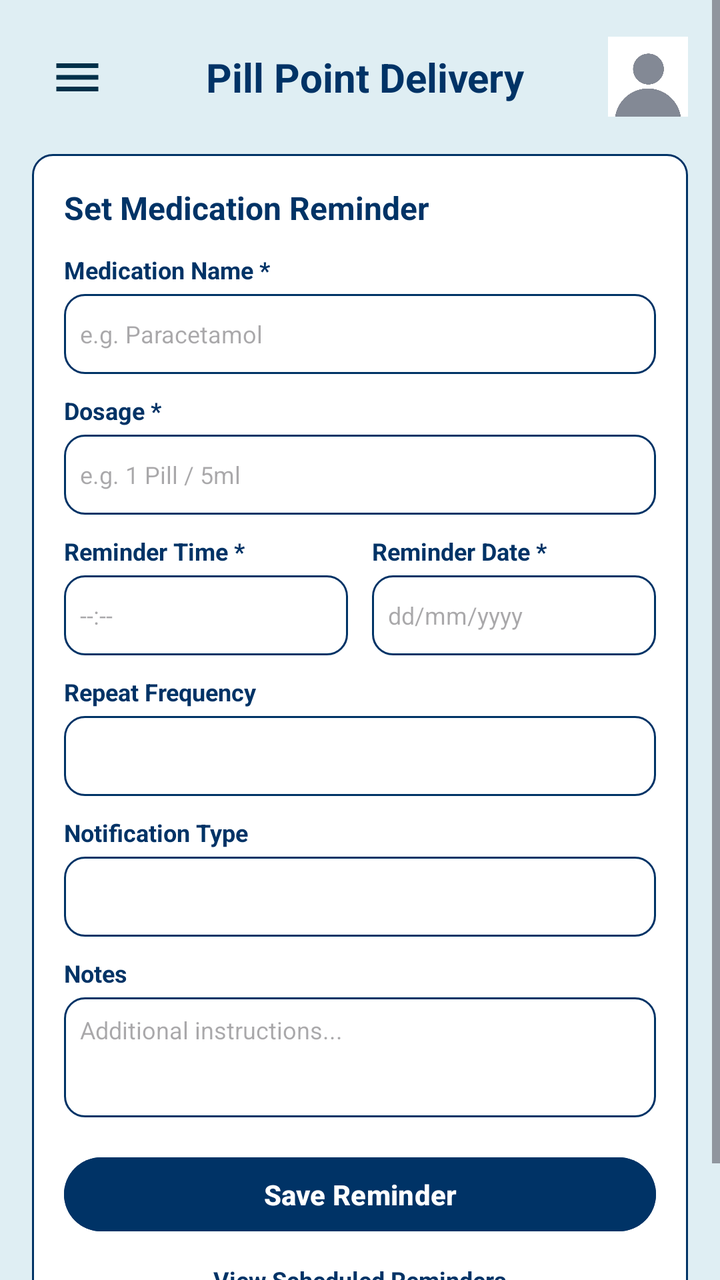
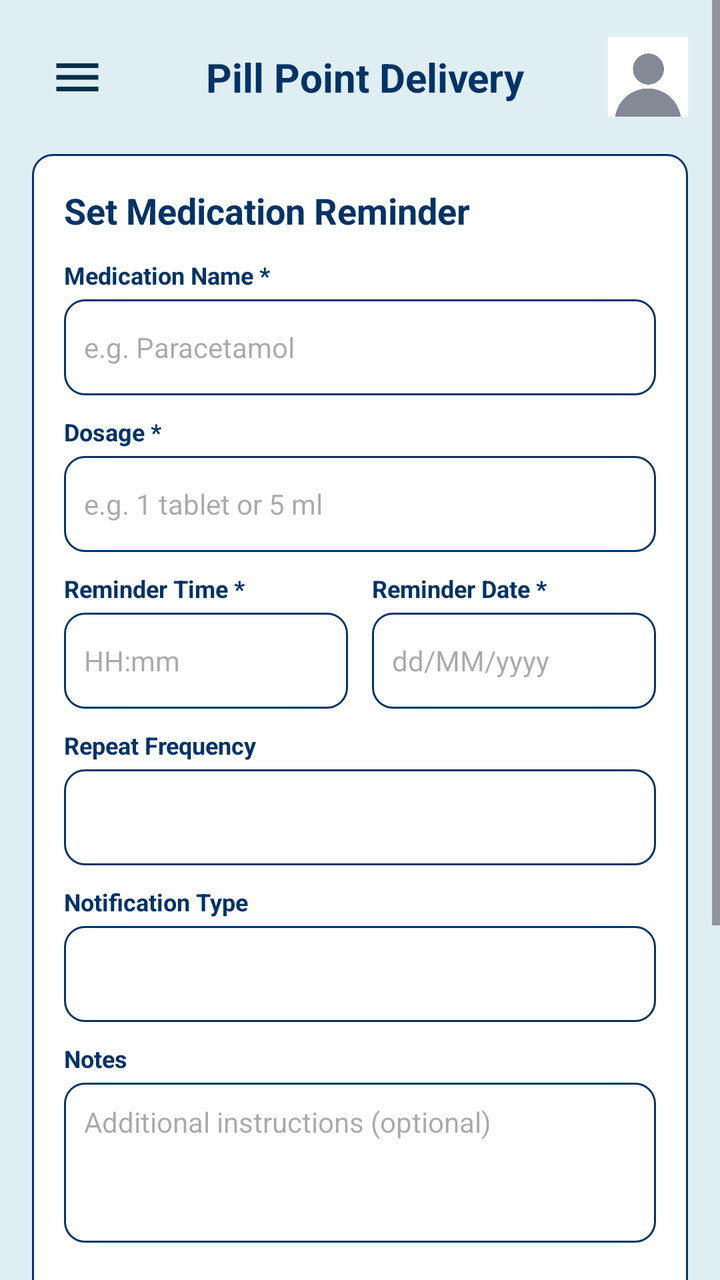

Compare the two renders of this Android layout. The source of the first and the diff that turns it into the second are given below.
<!-- AndroidManifest.xml: application theme Theme.Pillpoint -->
<!-- res/layout/activity_reminder.xml -->
<?xml version="1.0" encoding="utf-8"?>
<androidx.drawerlayout.widget.DrawerLayout
    xmlns:android="http://schemas.android.com/apk/res/android"
    xmlns:app="http://schemas.android.com/apk/res-auto"
    xmlns:tools="http://schemas.android.com/tools"
    android:id="@+id/drawerLayout"
    android:layout_width="match_parent"
    android:layout_height="match_parent"
    android:background="#DFEEF3"
    tools:context=".Reminder">

    <ScrollView
        android:layout_width="match_parent"
        android:layout_height="match_parent">

        <LinearLayout
            android:layout_width="match_parent"
            android:layout_height="wrap_content"
            android:orientation="vertical"
            android:padding="16dp">

            
            <LinearLayout
                android:layout_width="match_parent"
                android:layout_height="wrap_content"
                android:gravity="center_vertical"
                android:orientation="horizontal"
                android:layout_marginBottom="16dp">

                <ImageButton
                    android:id="@+id/btnMenu"
                    android:layout_width="45dp"
                    android:layout_height="45dp"
                    android:background="?attr/selectableItemBackgroundBorderless"
                    android:contentDescription="Menu"
                    android:src="@drawable/ic_menu" />

                <TextView
                    android:layout_width="0dp"
                    android:layout_height="wrap_content"
                    android:layout_weight="1"
                    android:gravity="center"
                    android:text="Pill Point Delivery"
                    android:textColor="@color/dark_blue"
                    android:textSize="20sp"
                    android:textStyle="bold" />

                <ImageView
                    android:id="@+id/ivProfile"
                    android:layout_width="40dp"
                    android:layout_height="40dp"
                    android:contentDescription="Profile"
                    android:src="@drawable/photo" />
            </LinearLayout>

            
            <LinearLayout
                android:layout_width="match_parent"
                android:layout_height="wrap_content"
                android:background="@drawable/edit_text_background"
                android:orientation="vertical"
                android:padding="16dp"
                android:layout_marginBottom="24dp">

                <TextView
                    android:layout_width="wrap_content"
                    android:layout_height="wrap_content"
                    android:text="Set Medication Reminder"
                    android:textColor="@color/dark_blue"
                    android:textSize="16sp"
                    android:textStyle="bold"
                    android:layout_marginBottom="12dp" />

                
                <TextView
                    android:text="Medication Name *"
                    android:textColor="@color/dark_blue"
                    android:textSize="12sp"
                    android:textStyle="bold"
                    android:layout_width="wrap_content"
                    android:layout_height="wrap_content"
                    android:layout_marginBottom="4dp"/>
                <EditText
                    android:id="@+id/etMedicationName"
                    android:layout_width="match_parent"
                    android:layout_height="40dp"
                    android:background="@drawable/edit_text_background"
                    android:hint="e.g. Paracetamol"
                    android:padding="8dp"
                    android:textSize="12sp"
                    android:layout_marginBottom="10dp"
                    android:inputType="text"/>

                
                <TextView
                    android:text="Dosage *"
                    android:textColor="@color/dark_blue"
                    android:textSize="12sp"
                    android:textStyle="bold"
                    android:layout_width="wrap_content"
                    android:layout_height="wrap_content"
                    android:layout_marginBottom="4dp"/>
                <EditText
                    android:id="@+id/etDosage"
                    android:layout_width="match_parent"
                    android:layout_height="40dp"
                    android:background="@drawable/edit_text_background"
                    android:hint="e.g. 1 Pill / 5ml"
                    android:padding="8dp"
                    android:textSize="12sp"
                    android:layout_marginBottom="10dp"
                    android:inputType="text"/>

                
                <LinearLayout
                    android:layout_width="match_parent"
                    android:layout_height="wrap_content"
                    android:orientation="horizontal"
                    android:weightSum="2"
                    android:layout_marginBottom="10dp">

                    <LinearLayout
                        android:layout_width="0dp"
                        android:layout_height="wrap_content"
                        android:layout_weight="1"
                        android:orientation="vertical"
                        android:layout_marginEnd="6dp">
                        <TextView
                            android:text="Reminder Time *"
                            android:textColor="@color/dark_blue"
                            android:textSize="12sp"
                            android:textStyle="bold"
                            android:layout_width="wrap_content"
                            android:layout_height="wrap_content"
                            android:layout_marginBottom="4dp"/>
                        <EditText
                            android:id="@+id/etReminderTime"
                            android:layout_width="match_parent"
                            android:layout_height="40dp"
                            android:background="@drawable/edit_text_background"
                            android:hint="--:--"
                            android:padding="8dp"
                            android:textSize="12sp"
                            android:inputType="time"/>
                    </LinearLayout>

                    <LinearLayout
                        android:layout_width="0dp"
                        android:layout_height="wrap_content"
                        android:layout_weight="1"
                        android:orientation="vertical"
                        android:layout_marginStart="6dp">
                        <TextView
                            android:text="Reminder Date *"
                            android:textColor="@color/dark_blue"
                            android:textSize="12sp"
                            android:textStyle="bold"
                            android:layout_width="wrap_content"
                            android:layout_height="wrap_content"
                            android:layout_marginBottom="4dp"/>
                        <EditText
                            android:id="@+id/etReminderDate"
                            android:layout_width="match_parent"
                            android:layout_height="40dp"
                            android:background="@drawable/edit_text_background"
                            android:hint="dd/mm/yyyy"
                            android:padding="8dp"
                            android:textSize="12sp"
                            android:inputType="date"/>
                    </LinearLayout>
                </LinearLayout>

                
                <TextView
                    android:text="Repeat Frequency"
                    android:textColor="@color/dark_blue"
                    android:textSize="12sp"
                    android:textStyle="bold"
                    android:layout_width="wrap_content"
                    android:layout_height="wrap_content"
                    android:layout_marginBottom="4dp"/>
                <Spinner
                    android:id="@+id/spinnerRepeatFrequency"
                    android:layout_width="match_parent"
                    android:layout_height="40dp"
                    android:background="@drawable/edit_text_background"
                    android:layout_marginBottom="10dp"/>

                
                <TextView
                    android:text="Notification Type"
                    android:textColor="@color/dark_blue"
                    android:textSize="12sp"
                    android:textStyle="bold"
                    android:layout_width="wrap_content"
                    android:layout_height="wrap_content"
                    android:layout_marginBottom="4dp"/>
                <Spinner
                    android:id="@+id/spinnerNotificationType"
                    android:layout_width="match_parent"
                    android:layout_height="40dp"
                    android:background="@drawable/edit_text_background"
                    android:layout_marginBottom="10dp"/>

                
                <TextView
                    android:text="Notes"
                    android:textColor="@color/dark_blue"
                    android:textSize="12sp"
                    android:textStyle="bold"
                    android:layout_width="wrap_content"
                    android:layout_height="wrap_content"
                    android:layout_marginBottom="4dp"/>
                <EditText
                    android:id="@+id/etNotes"
                    android:layout_width="match_parent"
                    android:layout_height="60dp"
                    android:background="@drawable/edit_text_background"
                    android:hint="Additional instructions..."
                    android:padding="8dp"
                    android:textSize="12sp"
                    android:gravity="top"
                    android:layout_marginBottom="16dp"/>

                
                <Button
                    android:id="@+id/btnSaveReminder"
                    android:layout_width="match_parent"
                    android:layout_height="45dp"
                    android:backgroundTint="@color/dark_blue"
                    android:text="Save Reminder"
                    android:textAllCaps="false"
                    android:textColor="@android:color/white"
                    android:textStyle="bold"
                    android:layout_marginBottom="12dp"/>

                
                <TextView
                    android:id="@+id/tvViewScheduled"
                    android:layout_width="wrap_content"
                    android:layout_height="wrap_content"
                    android:text="View Scheduled Reminders"
                    android:textColor="@color/dark_blue"
                    android:textSize="12sp"
                    android:textStyle="bold"
                    android:layout_gravity="center_horizontal"/>

            </LinearLayout>

        </LinearLayout>
    </ScrollView>

    <com.google.android.material.navigation.NavigationView
        android:id="@+id/navView"
        android:layout_width="300dp"
        android:layout_height="match_parent"
        android:layout_gravity="start"
        android:background="@android:color/white"
        app:headerLayout="@layout/nav_header"
        app:menu="@menu/nav_menu" />

</androidx.drawerlayout.widget.DrawerLayout>
<!-- res/layout/nav_header.xml (included above) -->
<?xml version="1.0" encoding="utf-8"?>
<LinearLayout
    xmlns:android="http://schemas.android.com/apk/res/android"
    android:layout_width="match_parent"
    android:layout_height="180dp"
    android:orientation="vertical"
    android:gravity="center"
    android:background="@color/dark_blue"
    android:padding="16dp">

    <ImageView
        android:id="@+id/imgProfile"
        android:layout_width="80dp"
        android:layout_height="80dp"
        android:src="@drawable/photo"
        android:background="@android:color/white"
        android:padding="5dp"
        android:contentDescription="Profile"/>

    <TextView
        android:id="@+id/txtUserName"
        android:layout_width="wrap_content"
        android:layout_height="wrap_content"
        android:text="Welcome"
        android:textColor="#FFFFFF"
        android:textStyle="bold"
        android:textSize="20sp"
        android:layout_marginTop="10dp"/>

    <TextView
        android:id="@+id/txtEmail"
        android:layout_width="wrap_content"
        android:layout_height="wrap_content"
        android:text="user@email.com"
        android:textColor="#FFFFFF"
        android:textSize="14sp"/>


</LinearLayout>
<!-- resources referenced by this layout -->
<resources>
  <color name="dark_blue">#003366</color>
  <!-- drawable edit_text_background (drawable) -->
  <?xml version="1.0" encoding="utf-8"?>
  <shape xmlns:android="http://schemas.android.com/apk/res/android">
  
      <solid android:color="#FFFFFF"/>
  
      <stroke
          android:width="1dp"
          android:color="@color/dark_blue"/>
  
      <corners android:radius="10dp"/>
  
      <padding
          android:left="10dp"
          android:right="10dp"
          android:top="10dp"
          android:bottom="10dp"/>
  
  
  </shape>
  <!-- drawable ic_menu (drawable) -->
  <?xml version="1.0" encoding="utf-8"?>
  <vector xmlns:android="http://schemas.android.com/apk/res/android"
      android:width="28dp"
      android:height="28dp"
      android:viewportWidth="24"
      android:viewportHeight="24">
      <path android:fillColor="#003049" android:pathData="M3,6h18v2H3zM3,11h18v2H3zM3,16h18v2H3z"/>
  </vector>
  <!-- drawable photo: jpeg bitmap (drawable, 8365 bytes) -->
  <style name="Theme.Pillpoint" parent="Base.Theme.Pillpoint" />
  <style name="Base.Theme.Pillpoint" parent="Theme.Material3.Light.NoActionBar">
          
  
          
  
          <item name="colorPrimary">@color/blue</item>
          <item name="colorOnPrimary">@color/white</item>
  
          <item name="colorSecondary">@color/red</item>
          <item name="colorOnSecondary">@color/white</item>
  
          <item name="android:statusBarColor">@color/dark_blue</item>
          <item name="android:navigationBarColor">@color/blue</item>
      </style>
  <color name="blue">#0D6EFD</color>
  <color name="white">#FFFFFFFF</color>
  <color name="red">#FF0000</color>
</resources>

<!-- the commit's change to res/layout/activity_reminder.xml (unified diff, before → after) -->
@@ -9,9 +9,13 @@
     android:background="#DFEEF3"
     tools:context=".Reminder">
 
+    
     <ScrollView
+        android:id="@+id/reminderScrollView"
         android:layout_width="match_parent"
-        android:layout_height="match_parent">
+        android:layout_height="match_parent"
+        android:fillViewport="true"
+        android:clipToPadding="false">
 
         <LinearLayout
             android:layout_width="match_parent"
@@ -23,16 +27,16 @@
             <LinearLayout
                 android:layout_width="match_parent"
                 android:layout_height="wrap_content"
+                android:layout_marginBottom="16dp"
                 android:gravity="center_vertical"
-                android:orientation="horizontal"
-                android:layout_marginBottom="16dp">
+                android:orientation="horizontal">
 
                 <ImageButton
                     android:id="@+id/btnMenu"
                     android:layout_width="45dp"
                     android:layout_height="45dp"
                     android:background="?attr/selectableItemBackgroundBorderless"
-                    android:contentDescription="Menu"
+                    android:contentDescription="Open navigation menu"
                     android:src="@drawable/ic_menu" />
 
                 <TextView
@@ -49,207 +53,257 @@
                     android:id="@+id/ivProfile"
                     android:layout_width="40dp"
                     android:layout_height="40dp"
-                    android:contentDescription="Profile"
-                    android:src="@drawable/photo" />
+                    android:contentDescription="My account"
+                    android:src="@drawable/photo"
+                    android:scaleType="centerCrop" />
+
             </LinearLayout>
 
             
             <LinearLayout
                 android:layout_width="match_parent"
                 android:layout_height="wrap_content"
+                android:layout_marginBottom="24dp"
                 android:background="@drawable/edit_text_background"
                 android:orientation="vertical"
-                android:padding="16dp"
-                android:layout_marginBottom="24dp">
-
-                <TextView
-                    android:layout_width="wrap_content"
-                    android:layout_height="wrap_content"
+                android:padding="16dp">
+
+                <TextView
+                    android:layout_width="wrap_content"
+                    android:layout_height="wrap_content"
+                    android:layout_marginBottom="12dp"
                     android:text="Set Medication Reminder"
                     android:textColor="@color/dark_blue"
-                    android:textSize="16sp"
-                    android:textStyle="bold"
-                    android:layout_marginBottom="12dp" />
-
-                
-                <TextView
+                    android:textSize="18sp"
+                    android:textStyle="bold" />
+
+                
+                <TextView
+                    android:layout_width="wrap_content"
+                    android:layout_height="wrap_content"
+                    android:layout_marginBottom="4dp"
                     android:text="Medication Name *"
                     android:textColor="@color/dark_blue"
                     android:textSize="12sp"
-                    android:textStyle="bold"
-                    android:layout_width="wrap_content"
-                    android:layout_height="wrap_content"
-                    android:layout_marginBottom="4dp"/>
+                    android:textStyle="bold" />
+
                 <EditText
                     android:id="@+id/etMedicationName"
                     android:layout_width="match_parent"
-                    android:layout_height="40dp"
+                    android:layout_height="48dp"
+                    android:layout_marginBottom="10dp"
                     android:background="@drawable/edit_text_background"
                     android:hint="e.g. Paracetamol"
-                    android:padding="8dp"
-                    android:textSize="12sp"
-                    android:layout_marginBottom="10dp"
-                    android:inputType="text"/>
-
-                
-                <TextView
+                    android:inputType="textCapWords"
+                    android:padding="10dp"
+                    android:textSize="14sp" />
+
+                
+                <TextView
+                    android:layout_width="wrap_content"
+                    android:layout_height="wrap_content"
+                    android:layout_marginBottom="4dp"
                     android:text="Dosage *"
                     android:textColor="@color/dark_blue"
                     android:textSize="12sp"
-                    android:textStyle="bold"
-                    android:layout_width="wrap_content"
-                    android:layout_height="wrap_content"
-                    android:layout_marginBottom="4dp"/>
+                    android:textStyle="bold" />
+
                 <EditText
                     android:id="@+id/etDosage"
                     android:layout_width="match_parent"
-                    android:layout_height="40dp"
+                    android:layout_height="48dp"
+                    android:layout_marginBottom="10dp"
                     android:background="@drawable/edit_text_background"
-                    android:hint="e.g. 1 Pill / 5ml"
-                    android:padding="8dp"
-                    android:textSize="12sp"
-                    android:layout_marginBottom="10dp"
-                    android:inputType="text"/>
+                    android:hint="e.g. 1 tablet or 5 ml"
+                    android:inputType="text"
+                    android:padding="10dp"
+                    android:textSize="14sp" />
 
                 
                 <LinearLayout
                     android:layout_width="match_parent"
                     android:layout_height="wrap_content"
+                    android:layout_marginBottom="10dp"
                     android:orientation="horizontal"
-                    android:weightSum="2"
-                    android:layout_marginBottom="10dp">
+                    android:weightSum="2">
 
                     <LinearLayout
                         android:layout_width="0dp"
                         android:layout_height="wrap_content"
+                        android:layout_marginEnd="6dp"
                         android:layout_weight="1"
-                        android:orientation="vertical"
-                        android:layout_marginEnd="6dp">
+                        android:orientation="vertical">
+
                         <TextView
+                            android:layout_width="wrap_content"
+                            android:layout_height="wrap_content"
+                            android:layout_marginBottom="4dp"
                             android:text="Reminder Time *"
                             android:textColor="@color/dark_blue"
                             android:textSize="12sp"
-                            android:textStyle="bold"
-                            android:layout_width="wrap_content"
-                            android:layout_height="wrap_content"
-                            android:layout_marginBottom="4dp"/>
+                            android:textStyle="bold" />
+
                         <EditText
                             android:id="@+id/etReminderTime"
                             android:layout_width="match_parent"
-                            android:layout_height="40dp"
+                            android:layout_height="48dp"
                             android:background="@drawable/edit_text_background"
-                            android:hint="--:--"
-                            android:padding="8dp"
-                            android:textSize="12sp"
-                            android:inputType="time"/>
+                            android:hint="HH:mm"
+                            android:inputType="time"
+                            android:padding="10dp"
+                            android:textSize="14sp" />
+
                     </LinearLayout>
 
                     <LinearLayout
                         android:layout_width="0dp"
                         android:layout_height="wrap_content"
+                        android:layout_marginStart="6dp"
                         android:layout_weight="1"
-                        android:orientation="vertical"
-                        android:layout_marginStart="6dp">
+                        android:orientation="vertical">
+
                         <TextView
+                            android:layout_width="wrap_content"
+                            android:layout_height="wrap_content"
+                            android:layout_marginBottom="4dp"
                             android:text="Reminder Date *"
                             android:textColor="@color/dark_blue"
                             android:textSize="12sp"
-                            android:textStyle="bold"
-                            android:layout_width="wrap_content"
-                            android:layout_height="wrap_content"
-                            android:layout_marginBottom="4dp"/>
+                            android:textStyle="bold" />
+
                         <EditText
                             android:id="@+id/etReminderDate"
                             android:layout_width="match_parent"
-                            android:layout_height="40dp"
+                            android:layout_height="48dp"
                             android:background="@drawable/edit_text_background"
-                            android:hint="dd/mm/yyyy"
-                            android:padding="8dp"
-                            android:textSize="12sp"
-                            android:inputType="date"/>
+                            android:hint="dd/MM/yyyy"
+                            android:inputType="date"
+                            android:padding="10dp"
+                            android:textSize="14sp" />
+
                     </LinearLayout>
+
                 </LinearLayout>
 
                 
                 <TextView
+                    android:layout_width="wrap_content"
+                    android:layout_height="wrap_content"
+                    android:layout_marginBottom="4dp"
                     android:text="Repeat Frequency"
                     android:textColor="@color/dark_blue"
                     android:textSize="12sp"
-                    android:textStyle="bold"
-                    android:layout_width="wrap_content"
-                    android:layout_height="wrap_content"
-                    android:layout_marginBottom="4dp"/>
+                    android:textStyle="bold" />
+
                 <Spinner
                     android:id="@+id/spinnerRepeatFrequency"
                     android:layout_width="match_parent"
-                    android:layout_height="40dp"
-                    android:background="@drawable/edit_text_background"
-                    android:layout_marginBottom="10dp"/>
-
-                
-                <TextView
+                    android:layout_height="48dp"
+                    android:layout_marginBottom="10dp"
+                    android:background="@drawable/edit_text_background" />
+
+                
+                <TextView
+                    android:layout_width="wrap_content"
+                    android:layout_height="wrap_content"
+                    android:layout_marginBottom="4dp"
                     android:text="Notification Type"
                     android:textColor="@color/dark_blue"
                     android:textSize="12sp"
-                    android:textStyle="bold"
-                    android:layout_width="wrap_content"
-                    android:layout_height="wrap_content"
-                    android:layout_marginBottom="4dp"/>
+                    android:textStyle="bold" />
+
                 <Spinner
                     android:id="@+id/spinnerNotificationType"
                     android:layout_width="match_parent"
-                    android:layout_height="40dp"
-                    android:background="@drawable/edit_text_background"
-                    android:layout_marginBottom="10dp"/>
-
-                
-                <TextView
+                    android:layout_height="48dp"
+                    android:layout_marginBottom="10dp"
+                    android:background="@drawable/edit_text_background" />
+
+                
+                <TextView
+                    android:layout_width="wrap_content"
+                    android:layout_height="wrap_content"
+                    android:layout_marginBottom="4dp"
                     android:text="Notes"
                     android:textColor="@color/dark_blue"
                     android:textSize="12sp"
-                    android:textStyle="bold"
-                    android:layout_width="wrap_content"
-                    android:layout_height="wrap_content"
-                    android:layout_marginBottom="4dp"/>
+                    android:textStyle="bold" />
+
                 <EditText
                     android:id="@+id/etNotes"
                     android:layout_width="match_parent"
-                    android:layout_height="60dp"
+                    android:layout_height="80dp"
+                    android:layout_marginBottom="16dp"
                     android:background="@drawable/edit_text_background"
-                    android:hint="Additional instructions..."
-                    android:padding="8dp"
-                    android:textSize="12sp"
-                    android:gravity="top"
-                    android:layout_marginBottom="16dp"/>
+                    android:gravity="top|start"
+                    android:hint="Additional instructions (optional)"
+                    android:inputType="textCapSentences|textMultiLine"
+                    android:padding="10dp"
+                    android:textSize="14sp" />
 
                 
                 <Button
                     android:id="@+id/btnSaveReminder"
                     android:layout_width="match_parent"
-                    android:layout_height="45dp"
+                    android:layout_height="50dp"
+                    android:layout_marginBottom="12dp"
                     android:backgroundTint="@color/dark_blue"
                     android:text="Save Reminder"
                     android:textAllCaps="false"
                     android:textColor="@android:color/white"
-                    android:textStyle="bold"
-                    android:layout_marginBottom="12dp"/>
+                    android:textStyle="bold" />
 
                 
                 <TextView
                     android:id="@+id/tvViewScheduled"
                     android:layout_width="wrap_content"
                     android:layout_height="wrap_content"
+                    android:layout_gravity="center_horizontal"
+                    android:clickable="true"
+                    android:focusable="true"
+                    android:padding="8dp"
                     android:text="View Scheduled Reminders"
                     android:textColor="@color/dark_blue"
-                    android:textSize="12sp"
-                    android:textStyle="bold"
-                    android:layout_gravity="center_horizontal"/>
+                    android:textSize="13sp"
+                    android:textStyle="bold" />
+
+                
+                <TextView
+                    android:layout_width="match_parent"
+                    android:layout_height="wrap_content"
+                    android:layout_marginTop="20dp"
+                    android:layout_marginBottom="10dp"
+                    android:text="Your Scheduled Reminders"
+                    android:textColor="@color/dark_blue"
+                    android:textSize="18sp"
+                    android:textStyle="bold" />
+
+                
+                <TextView
+                    android:id="@+id/tvNoReminders"
+                    android:layout_width="match_parent"
+                    android:layout_height="wrap_content"
+                    android:gravity="center"
+                    android:padding="12dp"
+                    android:text="You have no scheduled medication reminders."
+                    android:textColor="@color/dark_blue"
+                    android:textSize="13sp"
+                    android:visibility="visible" />
+
+                
+                <LinearLayout
+                    android:id="@+id/remindersContainer"
+                    android:layout_width="match_parent"
+                    android:layout_height="wrap_content"
+                    android:orientation="vertical" />
 
             </LinearLayout>
 
         </LinearLayout>
+
     </ScrollView>
 
+    
     <com.google.android.material.navigation.NavigationView
         android:id="@+id/navView"
         android:layout_width="300dp"
